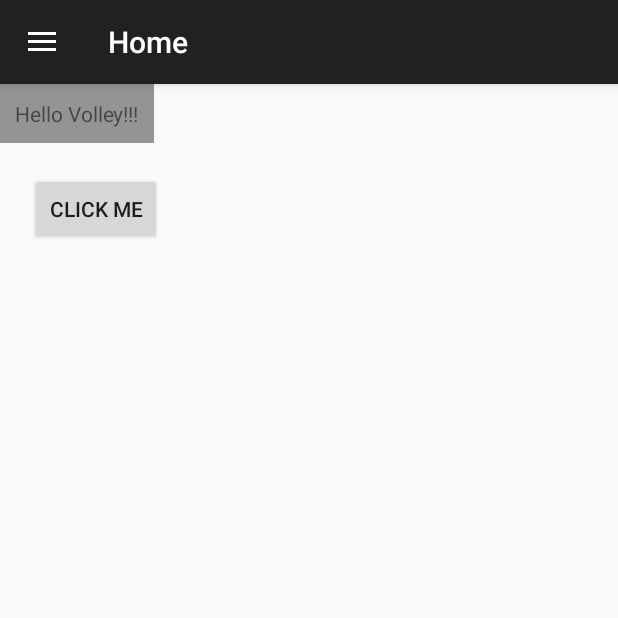
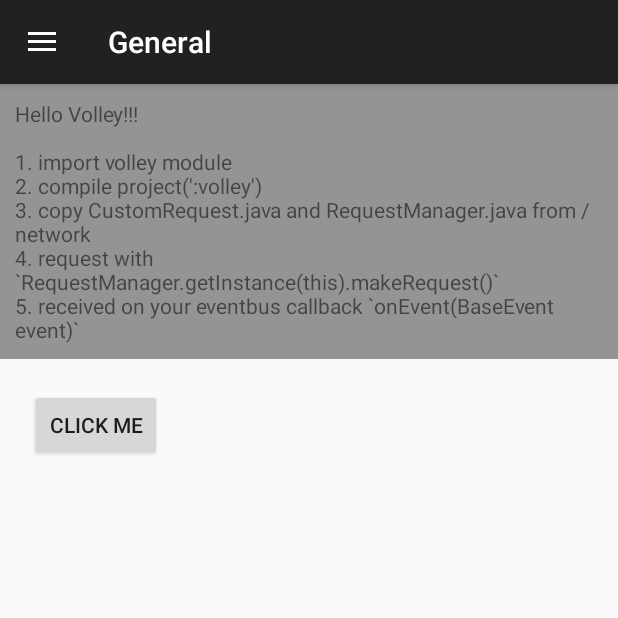
Before and after one commit to geekyhub/general, an Android app: the fragment VolleyFragment placed in its activity, on a phone screen of 412 x 824 dp, the top half of it. Run offline under Robolectric (Android 15) with nearby library versions, the phone set to English and light mode, and no system bars; 5 statements that could not run were skipped.

Commit message:
volley clean up

```diff
--- a/app/src/main/java/com/geekylab/general/fragments/BaseFragment.java
+++ b/app/src/main/java/com/geekylab/general/fragments/BaseFragment.java
@@ -1,7 +1,8 @@
 package com.geekylab.general.fragments;
 
-import android.app.Fragment;
+
 import android.os.Bundle;
+import android.support.v4.app.Fragment;
 import android.view.LayoutInflater;
 import android.view.View;
 import android.view.ViewGroup;
--- a/app/src/main/java/com/geekylab/general/fragments/EventBusFragment.java
+++ b/app/src/main/java/com/geekylab/general/fragments/EventBusFragment.java
@@ -1,6 +1,6 @@
 package com.geekylab.general.fragments;
 
-import android.app.Fragment;
+
 import android.os.Bundle;
 import android.text.Html;
 import android.view.LayoutInflater;
--- a/app/src/main/java/com/geekylab/general/fragments/VolleyFragment.java
+++ b/app/src/main/java/com/geekylab/general/fragments/VolleyFragment.java
@@ -2,6 +2,7 @@ package com.geekylab.general.fragments;
 
 import android.app.Fragment;
 import android.os.Bundle;
+import android.text.Html;
 import android.view.LayoutInflater;
 import android.view.View;
 import android.view.ViewGroup;
@@ -31,7 +32,7 @@ public class VolleyFragment extends BaseFragment {
     @Override
     public void onViewCreated(View view, Bundle savedInstanceState) {
         super.onViewCreated(view, savedInstanceState);
-        txtGuide.setText("Hello Volley!!!");
+        txtGuide.setText(Html.fromHtml("Hello Volley!!!<br><br>1. import volley module <br>2. compile project(':volley') <br>3. copy CustomRequest.java and RequestManager.java from /network <br>4. request with `RequestManager.getInstance(this).makeRequest()` <br>5. received on your eventbus callback `onEvent(BaseEvent event)`"));
         txtDescription.setText("");
 
         btnExample.setOnClickListener(new View.OnClickListener() {
```
